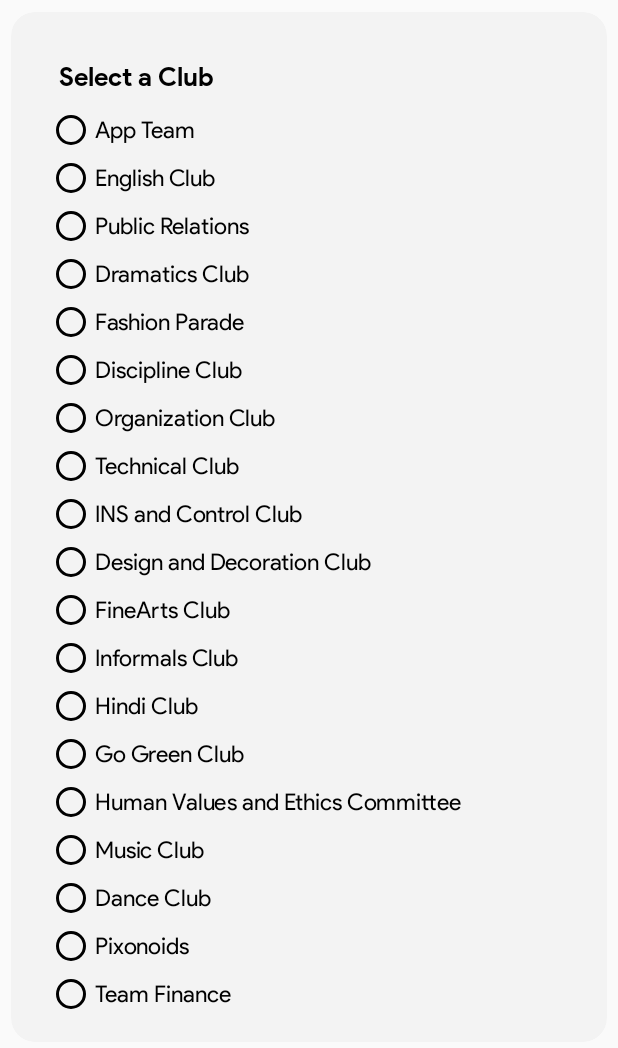
After one commit to appteam-nith/GetIntoClub, an Android app: the layout dialogbox.xml on its own in the app's theme, with its tools: preview values and no code run, on a phone screen of 412 x 824 dp. The commit adds this screen. Shown: the top 1048 px of the screen. Run offline under Robolectric (Android 15) with nearby library versions, the phone set to English and light mode, and no system bars.

Commit message:
Added : Clublists

```diff
--- /dev/null
+++ b/app/src/main/java/com/nsh/getintoclub/activity/DialogBox.java
@@ -0,0 +1,39 @@
+package com.nsh.getintoclub.activity;
+
+import android.app.Activity;
+import android.os.Bundle;
+import android.view.View;
+import android.widget.Button;
+import android.widget.RadioButton;
+import android.widget.RadioGroup;
+import android.widget.Toast;
+
+import com.nsh.getintoclub.R;
+
+/**
+ * Created by naman on 02-09-2018.
+ */
+
+public class DialogBox extends Activity {
+
+    private RadioGroup Clubs;
+    private RadioButton RadioClubButton;
+
+
+    @Override
+    public void onCreate(Bundle savedInstanceState) {
+        super.onCreate(savedInstanceState);
+        setContentView(R.layout.dialogbox);
+
+        addListenerOnButton();
+
+    }
+
+    public void addListenerOnButton() {
+
+        Clubs = (RadioGroup) findViewById(R.id.clubs);
+        int selectedId =Clubs.getCheckedRadioButtonId();
+        RadioClubButton = (RadioButton) findViewById(selectedId);
+        }
+
+}
--- /dev/null
+++ b/app/src/main/res/layout/dialogbox.xml
@@ -0,0 +1,214 @@
+<?xml version="1.0" encoding="utf-8"?>
+<android.support.v7.widget.CardView xmlns:android="http://schemas.android.com/apk/res/android"
+    xmlns:app="http://schemas.android.com/apk/res-auto"
+    android:layout_width="match_parent"
+    android:layout_height="wrap_content"
+    app:cardBackgroundColor="#f3f3f3"
+    app:cardCornerRadius="16dp"
+    app:cardElevation="0dp"
+    app:cardPreventCornerOverlap="true"
+    app:cardUseCompatPadding="true"
+    app:contentPadding="16dp">
+
+    <ScrollView
+        android:layout_width="match_parent"
+        android:layout_height="wrap_content"
+        android:scrollbars="none">
+
+        <LinearLayout
+            android:layout_width="match_parent"
+            android:layout_height="wrap_content"
+            android:orientation="vertical">
+
+            <android.support.v7.widget.AppCompatTextView
+                android:layout_width="match_parent"
+                android:layout_height="wrap_content"
+                android:layout_marginLeft="16dp"
+                android:layout_marginTop="16dp"
+                android:layout_marginBottom="8dp"
+                android:fontFamily="@font/psb"
+                android:text="Select a Club"
+                android:textColor="@color/black"
+                android:textSize="17sp" />
+
+            <RadioGroup
+                android:id="@+id/clubs"
+                android:layout_width="match_parent"
+                android:layout_height="wrap_content">
+
+                <RadioButton
+                    android:id="@+id/AppTeam"
+                    android:layout_width="wrap_content"
+                    android:layout_height="wrap_content"
+                    android:layout_marginLeft="8dp"
+                    android:fontFamily="@font/ps"
+                    android:text="@string/AppTeam"
+                    android:textSize="15sp"
+                    android:buttonTint="@color/black"/>
+
+                <RadioButton
+                    android:id="@+id/EnglishClub"
+                    android:layout_width="wrap_content"
+                    android:layout_height="wrap_content"
+                    android:layout_marginLeft="8dp"
+                    android:fontFamily="@font/ps"
+                    android:text="@string/EnglishClub"
+                    android:textSize="15sp"
+                    android:buttonTint="@color/black"/>
+                <RadioButton
+                    android:id="@+id/PublicRelations"
+                    android:layout_width="wrap_content"
+                    android:layout_height="wrap_content"
+                    android:layout_marginLeft="8dp"
+                    android:fontFamily="@font/ps"
+                    android:text="@string/PublicRelations"
+                    android:textSize="15sp"
+                    android:buttonTint="@color/black"/>
+                <RadioButton
+                    android:id="@+id/Dramatics"
+                    android:layout_width="wrap_content"
+                    android:layout_height="wrap_content"
+                    android:layout_marginLeft="8dp"
+                    android:fontFamily="@font/ps"
+                    android:text="@string/DramaticsClub"
+                    android:textSize="15sp"
+                    android:buttonTint="@color/black"/>
+                <RadioButton
+                    android:id="@+id/FashionParade"
+                    android:layout_width="wrap_content"
+                    android:layout_height="wrap_content"
+                    android:layout_marginLeft="8dp"
+                    android:fontFamily="@font/ps"
+                    android:text="@string/FashionParade"
+                    android:textSize="15sp"
+                    android:buttonTint="@color/black"/>
+                <RadioButton
+                    android:id="@+id/DisciplineClub"
+                    android:layout_width="wrap_content"
+                    android:layout_height="wrap_content"
+                    android:layout_marginLeft="8dp"
+                    android:fontFamily="@font/ps"
+                    android:text="@string/DisciplineClub"
+                    android:textSize="15sp"
+                    android:buttonTint="@color/black"/>
+                <RadioButton
+                    android:id="@+id/OrganizationClub"
+                    android:layout_width="wrap_content"
+                    android:layout_height="wrap_content"
+                    android:layout_marginLeft="8dp"
+                    android:fontFamily="@font/ps"
+                    android:text="@string/OrganizationClub"
+                    android:textSize="15sp"
+                    android:buttonTint="@color/black"/>
+                <RadioButton
+                    android:id="@+id/TechnicalClub"
+                    android:layout_width="wrap_content"
+                    android:layout_height="wrap_content"
+                    android:layout_marginLeft="8dp"
+                    android:fontFamily="@font/ps"
+                    android:text="@string/TechnicalClub"
+                    android:textSize="15sp"
+                    android:buttonTint="@color/black"/>
+                <RadioButton
+                    android:id="@+id/INSandControlClub"
+                    android:layout_width="wrap_content"
+                    android:layout_height="wrap_content"
+                    android:layout_marginLeft="8dp"
+                    android:fontFamily="@font/ps"
+                    android:text="@string/INSandControlClub"
+                    android:textSize="15sp"
+                    android:buttonTint="@color/black"/>
+                <RadioButton
+                    android:id="@+id/DesignandDecorationClub"
+                    android:layout_width="wrap_content"
+                    android:layout_height="wrap_content"
+                    android:layout_marginLeft="8dp"
+                    android:fontFamily="@font/ps"
+                    android:text="@string/DesignandDecorationClub"
+                    android:textSize="15sp"
+                    android:buttonTint="@color/black"/>
+                <RadioButton
+                    android:id="@+id/FineArtsClub"
+                    android:layout_width="wrap_content"
+                    android:layout_height="wrap_content"
+                    android:layout_marginLeft="8dp"
+                    android:fontFamily="@font/ps"
+                    android:text="@string/FineArtsClub"
+                    android:textSize="15sp"
+                    android:buttonTint="@color/black"/>
+                <RadioButton
+                    android:id="@+id/InformalsClub"
+                    android:layout_width="wrap_content"
+                    android:layout_height="wrap_content"
+                    android:layout_marginLeft="8dp"
+                    android:fontFamily="@font/ps"
+                    android:text="@string/InformalsClub"
+                    android:textSize="15sp"
+                    android:buttonTint="@color/black"/>
+                <RadioButton
+                    android:id="@+id/HindiClub"
+                    android:layout_width="wrap_content"
+                    android:layout_height="wrap_content"
+                    android:layout_marginLeft="8dp"
+                    android:fontFamily="@font/ps"
+                    android:text="@string/HindiClub"
+                    android:textSize="15sp"
+                    android:buttonTint="@color/black"/>
+                <RadioButton
+                    android:id="@+id/GoGreenClub"
+                    android:layout_width="wrap_content"
+                    android:layout_height="wrap_content"
+                    android:layout_marginLeft="8dp"
+                    android:fontFamily="@font/ps"
+                    android:text="@string/GoGreenClub"
+                    android:textSize="15sp"
+                    android:buttonTint="@color/black"/>
+                <RadioButton
+                    android:id="@+id/HumanValuesandEthicsCommittee"
+                    android:layout_width="wrap_content"
+                    android:layout_height="wrap_content"
+                    android:layout_marginLeft="8dp"
+                    android:fontFamily="@font/ps"
+                    android:text="@string/HumanValuesandEthicsCommittee"
+                    android:textSize="15sp"
+                    android:buttonTint="@color/black"/>
+                <RadioButton
+                    android:id="@+id/MusicClub"
+                    android:layout_width="wrap_content"
+                    android:layout_height="wrap_content"
+                    android:layout_marginLeft="8dp"
+                    android:fontFamily="@font/ps"
+                    android:text="@string/MusicClub"
+                    android:textSize="15sp"
+                    android:buttonTint="@color/black"/>
+                <RadioButton
+                    android:id="@+id/DanceClub"
+                    android:layout_width="wrap_content"
+                    android:layout_height="wrap_content"
+                    android:layout_marginLeft="8dp"
+                    android:fontFamily="@font/ps"
+                    android:text="@string/DanceClub"
+                    android:textSize="15sp"
+                    android:buttonTint="@color/black"/>
+                <RadioButton
+                    android:id="@+id/Pixonoids"
+                    android:layout_width="wrap_content"
+                    android:layout_height="wrap_content"
+                    android:layout_marginLeft="8dp"
+                    android:fontFamily="@font/ps"
+                    android:text="@string/Pixonoids"
+                    android:textSize="15sp"
+                    android:buttonTint="@color/black"/>
+                <RadioButton
+                    android:id="@+id/TeamFinance"
+                    android:layout_width="wrap_content"
+                    android:layout_height="wrap_content"
+                    android:layout_marginLeft="8dp"
+                    android:fontFamily="@font/ps"
+                    android:text="@string/TeamFinance"
+                    android:textSize="15sp"
+                    android:buttonTint="@color/black"/>
+            </RadioGroup>
+        </LinearLayout>
+    </ScrollView>
+</android.support.v7.widget.CardView>
--- a/app/src/main/res/values/strings.xml
+++ b/app/src/main/res/values/strings.xml
@@ -1,3 +1,24 @@
 <resources>
     <string name="app_name">GetIntoClub</string>
+    <string name="AppTeam">App Team</string>
+    <string name="EnglishClub">English Club</string>
+    <string name="PublicRelations">Public Relations</string>
+    <string name="DramaticsClub">Dramatics Club</string>
+    <string name="FashionParade">Fashion Parade</string>
+    <string name="DisciplineClub">Discipline Club</string>
+    <string name="OrganizationClub">Organization Club</string>
+    <string name="TechnicalClub">Technical Club</string>
+    <string name="INSandControlClub">INS and Control Club</string>
+    <string name="DesignandDecorationClub">Design and Decoration Club</string>
+    <string name="FineArtsClub">FineArts Club</string>
+    <string name="InformalsClub">Informals Club</string>
+    <string name="HindiClub">Hindi Club</string>
+    <string name="GoGreenClub">Go Green Club</string>
+    <string name="HumanValuesandEthicsCommittee">Human Values and Ethics Committee</string>
+    <string name="MusicClub">Music Club</string>
+    <string name="DanceClub">Dance Club</string>
+    <string name="Pixonoids">Pixonoids</string>
+    <string name="TeamFinance">Team Finance</string>
+
+
 </resources>
```
Also changed, not shown: app/src/main/AndroidManifest.xml (+8 -6 lines).
